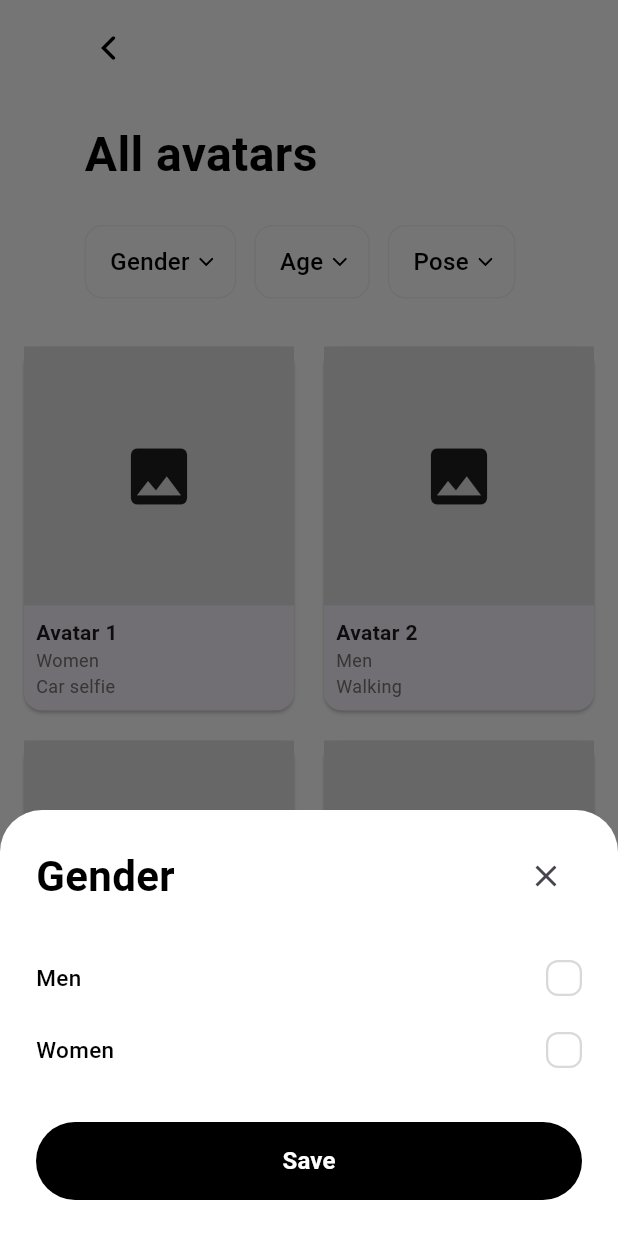
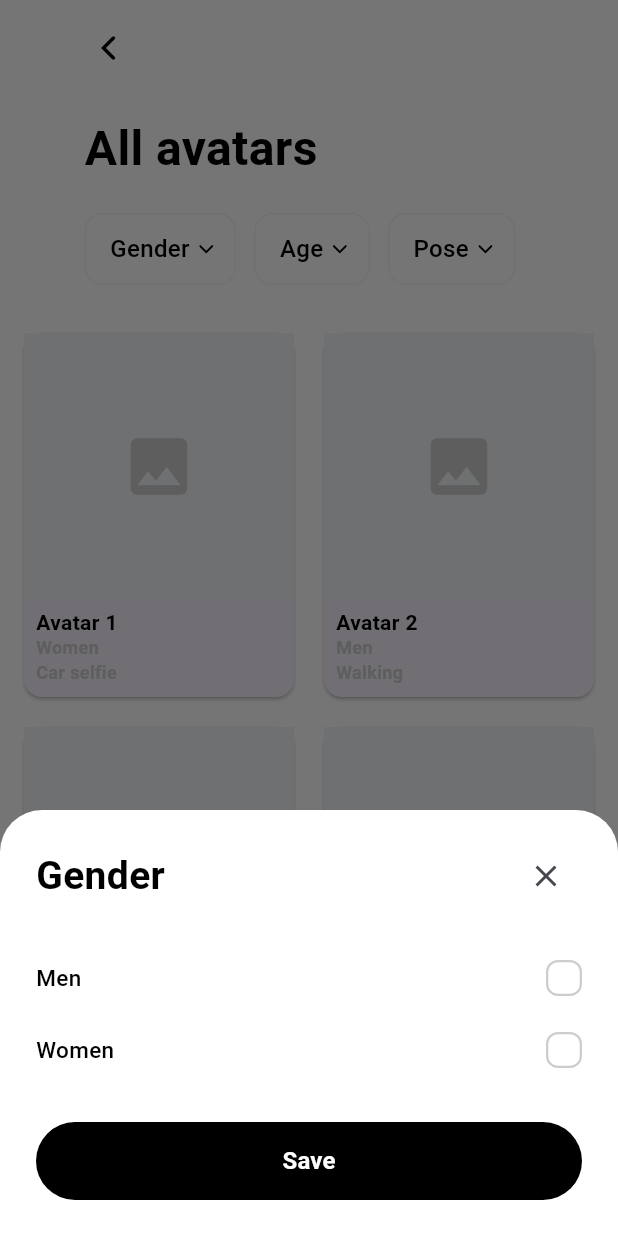
Before and after one commit to bbenetskyy/flutter-avatar-filter-demo, a Flutter app: the screen it shows after launch, after a tap on "Gender", on a phone screen of 412 x 824 dp. Run offline on Flutter 3.47's test engine with Material 3 defaults, Android fonts, the phone set to English and light mode, and no system bars; our stand-ins replace flutter_svg, get.

Commit message:
Use System Defined Colors

```diff
--- a/lib/features/avatars/presentation/pages/avatar_page.dart
+++ b/lib/features/avatars/presentation/pages/avatar_page.dart
@@ -1,4 +1,5 @@
 import 'package:flutter/material.dart';
+import 'package:flutter_avatar_filter_demo/style/app_colors.dart';
 import 'package:get/get.dart';
 import '../../domain/enums/avatar_gender.dart';
 import '../../domain/enums/avatar_age_group.dart';
@@ -18,7 +19,7 @@ class AvatarPage extends StatelessWidget {
     final fc = Get.find<FilterController>();
 
     return Scaffold(
-      backgroundColor: Colors.white,
+      backgroundColor: AppColors.backgroundPrimary,
       body: Column(
         children: [
           Obx(
--- a/lib/features/avatars/presentation/widgets/avatar_grid.dart
+++ b/lib/features/avatars/presentation/widgets/avatar_grid.dart
@@ -1,4 +1,6 @@
 import 'package:flutter/material.dart';
+import 'package:flutter_avatar_filter_demo/style/app_colors.dart';
+import 'package:flutter_avatar_filter_demo/style/style.dart';
 import '../../domain/entities/avatar.dart';
 import '../../domain/enums/avatar_gender.dart';
 import '../../domain/enums/avatar_pose.dart';
@@ -31,21 +33,19 @@ class AvatarGrid extends StatelessWidget {
             crossAxisAlignment: CrossAxisAlignment.stretch,
             children: [
               Expanded(
-                child: Container(color: Colors.grey[300], child: const Icon(Icons.image, size: 50)),
+                child: Container(
+                  color: AppColors.borderDefault,
+                  child: const Icon(Icons.image, size: 50, color: AppColors.textAdditional),
+                ),
               ),
               Padding(
                 padding: const EdgeInsets.all(8),
                 child: Column(
                   crossAxisAlignment: CrossAxisAlignment.start,
                   children: [
-                    Text(
-                      a.name,
-                      style: const TextStyle(fontWeight: FontWeight.bold),
-                      maxLines: 1,
-                      overflow: TextOverflow.ellipsis,
-                    ),
-                    Text(a.gender.label, style: TextStyle(fontSize: 12, color: Colors.grey[600])),
-                    Text(a.pose.label, style: TextStyle(fontSize: 12, color: Colors.grey[600])),
+                    Text(a.name, style: Style.text14w600PrimaryStyle, maxLines: 1, overflow: TextOverflow.ellipsis),
+                    Text(a.gender.label, style: Style.text12w600PrimaryStyle.copyWith(color: AppColors.textAdditional)),
+                    Text(a.pose.label, style: Style.text12w600PrimaryStyle.copyWith(color: AppColors.textAdditional)),
                   ],
                 ),
               ),
--- a/lib/features/avatars/presentation/widgets/empty_state_widget.dart
+++ b/lib/features/avatars/presentation/widgets/empty_state_widget.dart
@@ -1,4 +1,6 @@
 import 'package:flutter/material.dart';
+import 'package:flutter_avatar_filter_demo/style/app_colors.dart';
+import 'package:flutter_avatar_filter_demo/style/style.dart';
 import 'package:get/get.dart';
 import '../controllers/filter_controller.dart';
 import '../controllers/avatar_controller.dart';
@@ -15,10 +17,10 @@ class EmptyStateWidget extends StatelessWidget {
           mainAxisAlignment: MainAxisAlignment.center,
           children: [
             Image.asset('assets/empty.png', width: 165, height: 165, fit: BoxFit.contain),
-            const Text(
+            Text(
               'Nothing was found using these filters',
               textAlign: TextAlign.center,
-              style: TextStyle(fontSize: 24, fontWeight: FontWeight.w700, color: Colors.black),
+              style: Style.text26w700PrimaryStyle.copyWith(fontSize: 24),
             ),
             const SizedBox(height: 32),
             SizedBox(
@@ -30,13 +32,10 @@ class EmptyStateWidget extends StatelessWidget {
                   Get.find<AvatarController>().reset();
                 },
                 style: OutlinedButton.styleFrom(
-                  side: const BorderSide(color: Color(0xFFF2F2F2)),
+                  side: const BorderSide(color: AppColors.borderDefault),
                   shape: RoundedRectangleBorder(borderRadius: BorderRadius.circular(30)),
                 ),
-                child: const Text(
-                  'Clear filters',
-                  style: TextStyle(fontSize: 18, fontWeight: FontWeight.w600, color: Colors.black),
-                ),
+                child: Text('Clear filters', style: Style.text16w600PrimaryStyle.copyWith(fontSize: 18)),
               ),
             ),
           ],
--- a/lib/features/avatars/presentation/widgets/filter_bottom_sheet.dart
+++ b/lib/features/avatars/presentation/widgets/filter_bottom_sheet.dart
@@ -1,4 +1,6 @@
 import 'package:flutter/material.dart';
+import 'package:flutter_avatar_filter_demo/style/app_colors.dart';
+import 'package:flutter_avatar_filter_demo/style/style.dart';
 import 'package:flutter_svg/flutter_svg.dart';
 
 class FilterBottomSheet<T> extends StatefulWidget {
@@ -65,9 +67,9 @@ class _FilterBottomSheetState<T> extends State<FilterBottomSheet<T>> {
       child: Padding(
         padding: EdgeInsets.only(bottom: bottomInset),
         child: Container(
-          decoration: const BoxDecoration(
-            color: Colors.white,
-            borderRadius: BorderRadius.vertical(top: Radius.circular(28)),
+          decoration: BoxDecoration(
+            color: AppColors.backgroundPrimary,
+            borderRadius: const BorderRadius.vertical(top: Radius.circular(28)),
           ),
           child: Padding(
             padding: const EdgeInsets.fromLTRB(24, 20, 24, 24),
@@ -98,12 +100,12 @@ class _FilterBottomSheetState<T> extends State<FilterBottomSheet<T>> {
                   child: ElevatedButton(
                     onPressed: _onSave,
                     style: ElevatedButton.styleFrom(
-                      backgroundColor: Colors.black,
-                      foregroundColor: Colors.white,
+                      backgroundColor: AppColors.textPrimary,
+                      foregroundColor: AppColors.textSecondary,
                       elevation: 0,
                       shape: RoundedRectangleBorder(borderRadius: BorderRadius.circular(999)),
                     ),
-                    child: const Text('Save', style: TextStyle(fontSize: 16, fontWeight: FontWeight.w600)),
+                    child: Text('Save', style: Style.text16w600SecondaryStyle),
                   ),
                 ),
               ],
@@ -125,12 +127,7 @@ class _Header extends StatelessWidget {
   Widget build(BuildContext context) {
     return Row(
       children: [
-        Expanded(
-          child: Text(
-            title,
-            style: const TextStyle(fontSize: 28, fontWeight: FontWeight.w700, color: Colors.black),
-          ),
-        ),
+        Expanded(child: Text(title, style: Style.text26w700PrimaryStyle)),
         IconButton(onPressed: onClose, icon: const Icon(Icons.close), splashRadius: 20),
       ],
     );
@@ -156,7 +153,7 @@ class _FilterOptionTile extends StatelessWidget {
             Expanded(
               child: Text(
                 title,
-                style: const TextStyle(fontSize: 15, fontWeight: FontWeight.w500, color: Colors.black),
+                style: Style.text16w600PrimaryStyle.copyWith(fontSize: 15, fontWeight: FontWeight.w500),
               ),
             ),
             AppCheckbox(selected: selected),
@@ -179,9 +176,9 @@ class AppCheckbox extends StatelessWidget {
       width: 24,
       height: 24,
       decoration: BoxDecoration(
-        color: selected ? Colors.black : Colors.white,
+        color: selected ? AppColors.textPrimary : AppColors.backgroundPrimary,
         borderRadius: BorderRadius.circular(8),
-        border: Border.all(color: selected ? Colors.black : const Color(0xFFD9D9D9), width: 1.5),
+        border: Border.all(color: selected ? AppColors.textPrimary : AppColors.textAdditional, width: 1.5),
       ),
       child: selected
           ? Center(
@@ -189,7 +186,7 @@ class AppCheckbox extends StatelessWidget {
                 'assets/svg/check.svg',
                 width: 12,
                 height: 12,
-                colorFilter: const ColorFilter.mode(Colors.white, BlendMode.srcIn),
+                colorFilter: const ColorFilter.mode(AppColors.textSecondary, BlendMode.srcIn),
               ),
             )
           : null,
--- a/lib/features/avatars/presentation/widgets/page_header.dart
+++ b/lib/features/avatars/presentation/widgets/page_header.dart
@@ -1,4 +1,6 @@
 import 'package:flutter/material.dart';
+import 'package:flutter_avatar_filter_demo/style/app_colors.dart';
+import 'package:flutter_avatar_filter_demo/style/style.dart';
 import 'package:flutter_svg/flutter_svg.dart';
 import 'dart:math' as math;
 
@@ -12,7 +14,7 @@ class PageHeader extends StatelessWidget {
   @override
   Widget build(BuildContext context) {
     return Container(
-      color: Colors.white,
+      color: AppColors.backgroundPrimary,
       padding: EdgeInsets.only(top: MediaQuery.of(context).padding.top + 8, bottom: 16),
       child: Column(
         crossAxisAlignment: CrossAxisAlignment.start,
@@ -30,10 +32,7 @@ class PageHeader extends StatelessWidget {
           const SizedBox(height: 24),
           Padding(
             padding: const EdgeInsets.symmetric(horizontal: 24),
-            child: Text(
-              title,
-              style: const TextStyle(fontSize: 32, fontWeight: FontWeight.w700, color: Colors.black),
-            ),
+            child: Text(title, style: Style.text26w700PrimaryStyle.copyWith(fontSize: 32)),
           ),
           const SizedBox(height: 24),
           SingleChildScrollView(
@@ -65,20 +64,18 @@ class HeaderFilterChip extends StatelessWidget {
       child: Container(
         padding: const EdgeInsets.symmetric(horizontal: 16, vertical: 12),
         decoration: BoxDecoration(
-          color: Colors.white,
+          color: AppColors.backgroundPrimary,
           borderRadius: BorderRadius.circular(12),
-          border: Border.all(color: const Color(0xFFF2F2F2), width: 1),
+          border: Border.all(color: AppColors.borderDefault, width: 1),
         ),
         child: Row(
           mainAxisSize: MainAxisSize.min,
           children: [
             Text(
               label,
-              style: TextStyle(
-                fontSize: 16,
-                fontWeight: isActive ? FontWeight.w600 : FontWeight.w500,
-                color: Colors.black,
-              ),
+              style: (isActive
+                  ? Style.text16w600PrimaryStyle
+                  : Style.text16w600PrimaryStyle.copyWith(fontWeight: FontWeight.w500)),
             ),
             const SizedBox(width: 8),
             Transform.rotate(
@@ -87,7 +84,7 @@ class HeaderFilterChip extends StatelessWidget {
                 'assets/svg/arrow.svg',
                 width: 6,
                 height: 10,
-                colorFilter: const ColorFilter.mode(Colors.black, BlendMode.srcIn),
+                colorFilter: const ColorFilter.mode(AppColors.textPrimary, BlendMode.srcIn),
               ),
             ),
           ],
```
